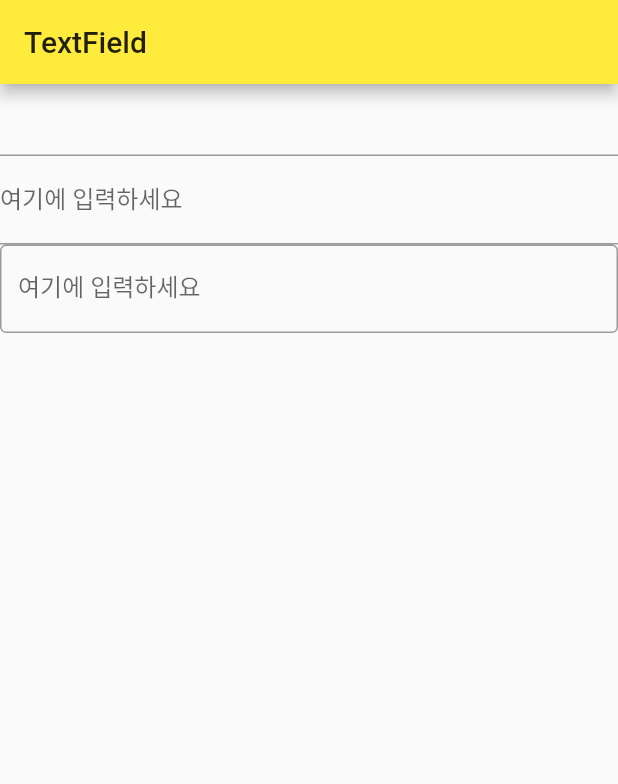
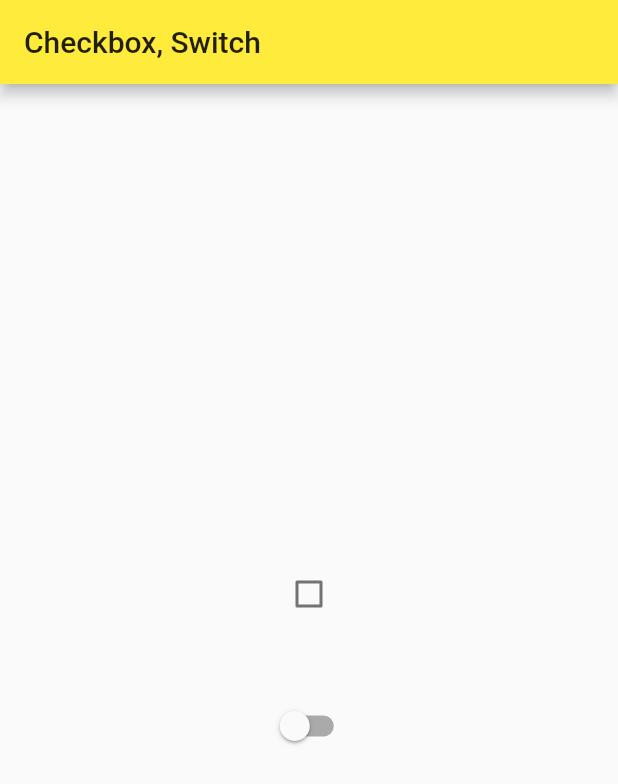
Before and after one commit to congcoding/flutter_survivalcoding, a Flutter app: the screen it shows after launch, on a phone screen of 412 x 824 dp. Shown: the top 784 px of the screen. Run offline on Flutter 3.47's test engine with Material 2 defaults, Android fonts, the phone set to English and light mode, and no system bars.

Commit message:
[FEAT] Chapter 5.1.2 (CheckBox, Switch)

```diff
--- a/lib/main.dart
+++ b/lib/main.dart
@@ -15,28 +15,48 @@ class MyApp extends StatelessWidget {
   }
 }
 
-class MyHomePage extends StatelessWidget {
+class MyHomePage extends StatefulWidget {
+  @override
+  _MyHomePageState createState() => _MyHomePageState();
+}
+
+class _MyHomePageState extends State<MyHomePage> {
+  var _isChecked = false;
+
   @override
   Widget build(BuildContext context) {
     return Scaffold(
         appBar: AppBar(
-          title: Text('TextField'),
+          title: Text('Checkbox, Switch'),
         ),
-        body: Column(
-          children: <Widget>[
-            TextField(),
-            TextField(
-                decoration: InputDecoration(
-                  labelText: '여기에 입력하세요',
+        body: Padding(
+          padding: const EdgeInsets.all(8.0),
+          child: Center(
+            child: Column(
+              mainAxisAlignment: MainAxisAlignment.center,
+              children: <Widget>[
+                Checkbox(
+                  value: _isChecked,
+                  onChanged: (value) {
+                    setState(() {
+                      _isChecked = value;
+                    });
+                  },
                 ),
-            ),
-            TextField(
-              decoration: InputDecoration(
-                border: OutlineInputBorder(),
-                labelText: '여기에 입력하세요',
-              ),
+                SizedBox(
+                  height: 40,
+                ),
+                Switch(
+                  value: _isChecked,
+                  onChanged: (value) {
+                    setState(() {
+                      _isChecked = value;
+                    });
+                  }
+                )
+              ]
             )
-          ]
+          )
         )
     );
   }
```
